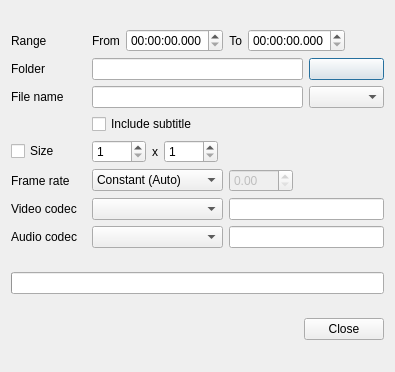
Above: src/bomi/ui/encoderdialog.ui from bylee20/bomi before the change. Below: the same form after it.
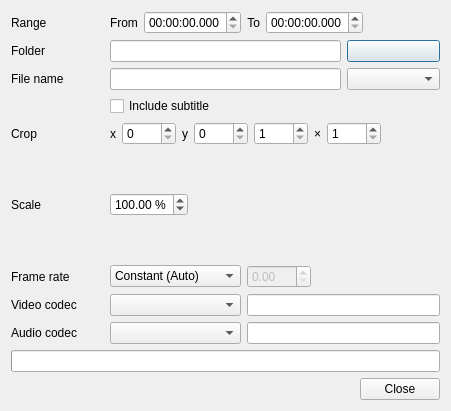
That is the form after the change. Custom widgets are drawn as their Qt base class.

Commit message: * New: crop functionality for video clip maker

Diff of the .ui file:
```diff
--- a/src/bomi/ui/encoderdialog.ui
+++ b/src/bomi/ui/encoderdialog.ui
@@ -6,12 +6,10 @@
    <rect>
     <x>0</x>
     <y>0</y>
-    <width>395</width>
-    <height>372</height>
+    <width>451</width>
+    <height>411</height>
    </rect>
   </property>
-  <layout class="QVBoxLayout" name="verticalLayout">
-   <item>
     <layout class="QGridLayout" name="gridLayout">
      <item row="0" column="0">
       <widget class="QLabel" name="label_8">
@@ -112,33 +110,61 @@
       </widget>
      </item>
      <item row="4" column="0">
-      <widget class="QCheckBox" name="size">
+    <widget class="QLabel" name="label_11">
        <property name="text">
-        <string>Size</string>
+      <string>Crop</string>
        </property>
       </widget>
      </item>
      <item row="4" column="1" colspan="3">
       <layout class="QHBoxLayout" name="horizontalLayout">
        <item>
-        <widget class="QSpinBox" name="width">
-         <property name="minimum">
-          <number>1</number>
-         </property>
-         <property name="maximum">
-          <number>9999</number>
-         </property>
-        </widget>
-       </item>
-       <item>
-        <widget class="QLabel" name="label_10">
+      <widget class="QLabel" name="label_9">
          <property name="text">
           <string notr="true">x</string>
          </property>
         </widget>
        </item>
        <item>
-        <widget class="QSpinBox" name="height">
+      <widget class="QSpinBox" name="cx">
+       <property name="maximum">
+        <number>9999</number>
+       </property>
+      </widget>
+     </item>
+     <item>
+      <widget class="QLabel" name="label_10">
+       <property name="text">
+        <string notr="true">y</string>
+       </property>
+      </widget>
+     </item>
+     <item>
+      <widget class="QSpinBox" name="cy">
+       <property name="maximum">
+        <number>9999</number>
+       </property>
+      </widget>
+     </item>
+     <item>
+      <widget class="QSpinBox" name="cw">
+       <property name="minimum">
+        <number>1</number>
+       </property>
+       <property name="maximum">
+        <number>9999</number>
+       </property>
+      </widget>
+     </item>
+     <item>
+      <widget class="QLabel" name="label_13">
+       <property name="text">
+        <string notr="true">×</string>
+       </property>
+      </widget>
+     </item>
+     <item>
+      <widget class="QSpinBox" name="ch">
          <property name="minimum">
           <number>1</number>
          </property>
@@ -163,13 +189,50 @@
       </layout>
      </item>
      <item row="5" column="0">
+    <widget class="QLabel" name="label_12">
+     <property name="text">
+      <string>Scale</string>
+     </property>
+    </widget>
+   </item>
+   <item row="5" column="1" colspan="3">
+    <layout class="QHBoxLayout" name="horizontalLayout_4">
+     <item>
+      <widget class="QDoubleSpinBox" name="scale">
+       <property name="prefix">
+        <string/>
+       </property>
+       <property name="suffix">
+        <string> %</string>
+       </property>
+       <property name="maximum">
+        <double>999.990000000000009</double>
+       </property>
+       <property name="value">
+        <double>100.000000000000000</double>
+       </property>
+      </widget>
+     </item>
+     <item>
+      <widget class="QLabel" name="result_size">
+       <property name="sizePolicy">
+        <sizepolicy hsizetype="Expanding" vsizetype="Preferred">
+         <horstretch>0</horstretch>
+         <verstretch>0</verstretch>
+        </sizepolicy>
+       </property>
+      </widget>
+     </item>
+    </layout>
+   </item>
+   <item row="6" column="0">
       <widget class="QLabel" name="label_7">
        <property name="text">
         <string>Frame rate</string>
        </property>
       </widget>
      </item>
-     <item row="5" column="1">
+   <item row="6" column="1">
       <widget class="QComboBox" name="fps">
        <item>
         <property name="text">
@@ -188,7 +251,7 @@
        </item>
       </widget>
      </item>
-     <item row="5" column="2" colspan="2">
+   <item row="6" column="2" colspan="2">
       <layout class="QHBoxLayout" name="horizontalLayout_2">
        <item>
         <widget class="QDoubleSpinBox" name="fps_value">
@@ -215,38 +278,36 @@
        </item>
       </layout>
      </item>
-     <item row="6" column="0">
+   <item row="7" column="0">
       <widget class="QLabel" name="label_3">
        <property name="text">
         <string>Video codec</string>
        </property>
       </widget>
      </item>
-     <item row="6" column="1">
+   <item row="7" column="1">
       <widget class="QComboBox" name="vc"/>
      </item>
-     <item row="6" column="2" colspan="2">
+   <item row="7" column="2" colspan="2">
       <widget class="QLineEdit" name="vcopts"/>
      </item>
-     <item row="7" column="0">
+   <item row="8" column="0">
       <widget class="QLabel" name="label_4">
        <property name="text">
         <string>Audio codec</string>
        </property>
       </widget>
      </item>
-     <item row="7" column="1">
+   <item row="8" column="1">
       <widget class="QComboBox" name="ac"/>
      </item>
-     <item row="7" column="2" colspan="2">
+   <item row="8" column="2" colspan="2">
       <widget class="QLineEdit" name="acopts"/>
      </item>
-    </layout>
-   </item>
-   <item>
+   <item row="9" column="0" colspan="4">
     <widget class="QProgressBar" name="prog"/>
    </item>
-   <item>
+   <item row="10" column="0" colspan="4">
     <widget class="BBox" name="bbox">
      <property name="standardButtons">
       <set>QDialogButtonBox::Close</set>
@@ -256,16 +317,16 @@
   </layout>
  </widget>
  <customwidgets>
-  <customwidget>
-   <class>PathButton</class>
-   <extends>QPushButton</extends>
-   <header>widget/pathbutton.hpp</header>
-  </customwidget>
   <customwidget>
    <class>BBox</class>
    <extends>QDialogButtonBox</extends>
    <header>dialog/bbox.hpp</header>
   </customwidget>
+  <customwidget>
+   <class>PathButton</class>
+   <extends>QPushButton</extends>
+   <header>widget/pathbutton.hpp</header>
+  </customwidget>
  </customwidgets>
  <resources/>
  <connections/>
```
Lines whose indentation alone changed are shown as unchanged. The commit also changes 10 other files.
